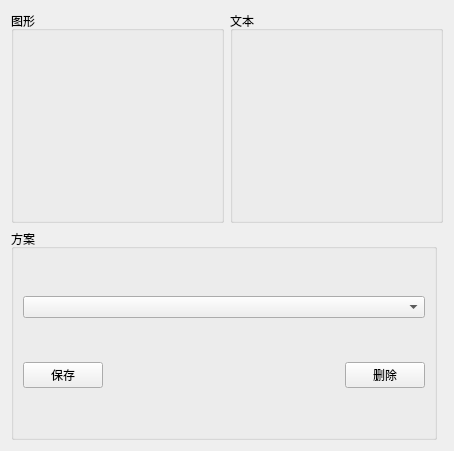
First picture: the form in schematiceditor/setting/globalsettingcolorscheme.ui, repository itviewer/eda, before the edit.
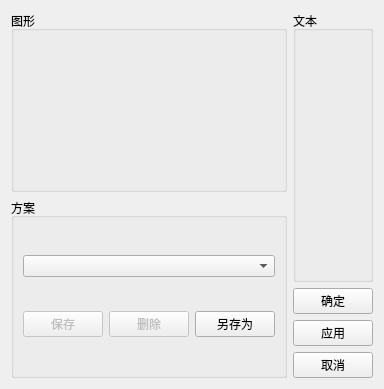
Second picture: the form after the edit.

```diff
--- a/schematiceditor/setting/globalsettingcolorscheme.ui
+++ b/schematiceditor/setting/globalsettingcolorscheme.ui
@@ -6,33 +6,24 @@
    <rect>
     <x>0</x>
     <y>0</y>
-    <width>454</width>
-    <height>451</height>
+    <width>364</width>
+    <height>389</height>
    </rect>
   </property>
   <property name="windowTitle">
    <string>Form</string>
   </property>
   <layout class="QGridLayout" name="gridLayout_2">
-   <item row="0" column="0" colspan="2">
-    <layout class="QHBoxLayout" name="horizontalLayout">
+   <item row="0" column="0">
+    <layout class="QVBoxLayout" name="verticalLayout_2">
      <item>
-      <widget class="QGroupBox" name="groupBox">
+      <widget class="QGroupBox" name="groupBoxGraphics">
        <property name="title">
         <string>图形</string>
        </property>
       </widget>
      </item>
      <item>
-      <widget class="QGroupBox" name="groupBox_2">
-       <property name="title">
-        <string>文本</string>
-       </property>
-      </widget>
-     </item>
-    </layout>
-   </item>
-   <item row="1" column="0">
     <widget class="QGroupBox" name="groupBox_3">
      <property name="title">
       <string>方案</string>
@@ -42,38 +33,76 @@
        <widget class="QComboBox" name="comboBox"/>
       </item>
       <item row="1" column="0">
-       <layout class="QHBoxLayout" name="horizontalLayout_2">
+         <layout class="QHBoxLayout" name="horizontalLayout">
         <item>
-         <widget class="QPushButton" name="pushButton">
+           <widget class="QPushButton" name="pushButtonSave">
+            <property name="enabled">
+             <bool>false</bool>
+            </property>
           <property name="text">
            <string>保存</string>
           </property>
          </widget>
         </item>
         <item>
-         <spacer name="horizontalSpacer">
-          <property name="orientation">
-           <enum>Qt::Horizontal</enum>
-          </property>
-          <property name="sizeHint" stdset="0">
-           <size>
-            <width>56</width>
-            <height>20</height>
-           </size>
-          </property>
-         </spacer>
-        </item>
-        <item>
-         <widget class="QPushButton" name="pushButton_2">
+           <widget class="QPushButton" name="pushButtonDelete">
+            <property name="enabled">
+             <bool>false</bool>
+            </property>
           <property name="text">
            <string>删除</string>
           </property>
          </widget>
         </item>
+          <item>
+           <widget class="QPushButton" name="pushButtonSaveAs">
+            <property name="text">
+             <string>另存为</string>
+            </property>
+           </widget>
+          </item>
        </layout>
       </item>
      </layout>
     </widget>
+     </item>
+    </layout>
+   </item>
+   <item row="0" column="1">
+    <layout class="QVBoxLayout" name="verticalLayout_3">
+     <item>
+      <widget class="QGroupBox" name="groupBoxText">
+       <property name="title">
+        <string>文本</string>
+       </property>
+      </widget>
+     </item>
+     <item>
+      <layout class="QVBoxLayout" name="verticalLayout">
+       <item>
+        <widget class="QPushButton" name="pushButtonOK">
+         <property name="text">
+          <string>确定</string>
+         </property>
+        </widget>
+       </item>
+       <item>
+        <widget class="QPushButton" name="pushButtonApply">
+         <property name="text">
+          <string>应用</string>
+         </property>
+        </widget>
+       </item>
+       <item>
+        <widget class="QPushButton" name="pushButtonCancel">
+         <property name="text">
+          <string>取消</string>
+         </property>
+        </widget>
+       </item>
+      </layout>
+     </item>
+    </layout>
    </item>
   </layout>
  </widget>
```
Left out of the diff: 4 changed lines with no effect on the pictures. Lines whose indentation alone changed are shown as unchanged.
